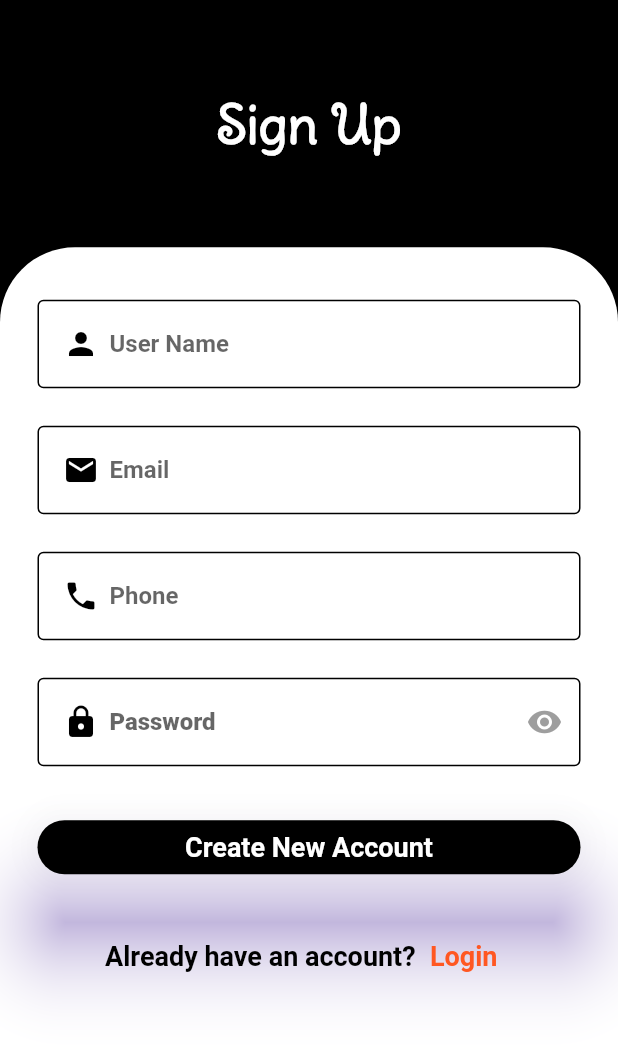
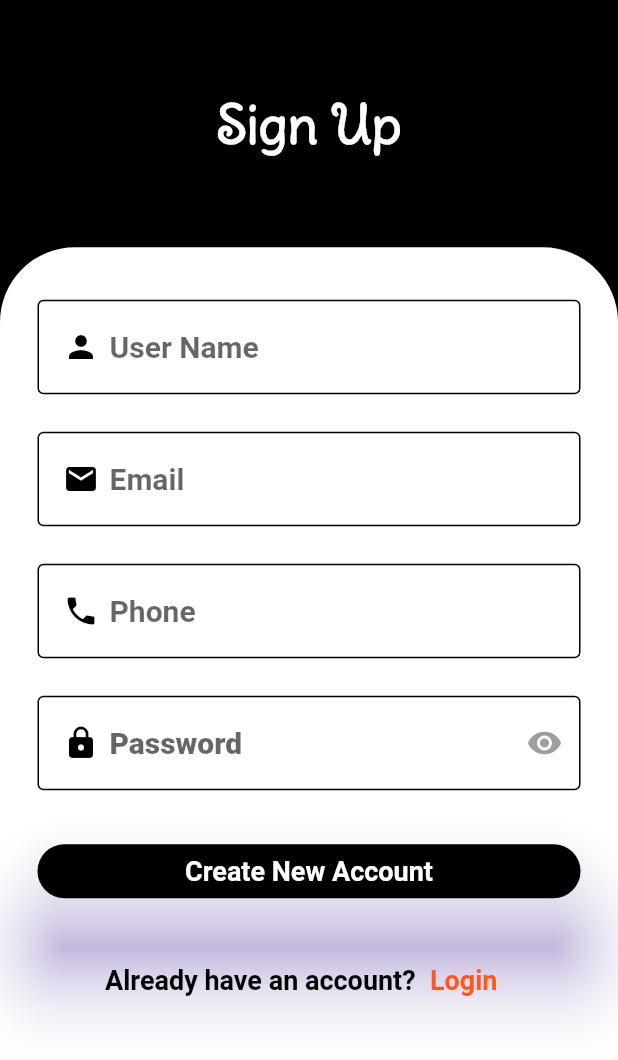
Before and after one commit to Sarwar-95/Khabar-Bilash-Food_Delivery, a Flutter app: the screen it shows after launch, after a tap on "Log In", after a tap on "Sign up", on a phone screen of 412 x 824 dp. Shown: the top 1060 px of the screen. Run offline on Flutter 3.47's test engine with Material 2 defaults, Android fonts, the phone set to English and light mode, and no system bars; our stand-ins replace badges, cloud_firestore, email_validator, firebase_auth, firebase_core, font_awesome_flutter and 2 more; accounts and stored records are empty; network calls fail.

Commit message:
Latest Update

```diff
--- a/lib/views/login_screen/login_screen.dart
+++ b/lib/views/login_screen/login_screen.dart
@@ -119,6 +119,7 @@ class _SignInState extends State<SignIn> {
                               controller: _emailController,
                               style: TextStyle(
                                   color: Colors.black,
+                                  fontSize: 20,
                                   fontWeight: FontWeight.w700),
                               decoration: InputDecoration(
                                 enabledBorder: OutlineInputBorder(
@@ -155,6 +156,7 @@ class _SignInState extends State<SignIn> {
                               obscureText: !this._showPassword, // for password
                               style: TextStyle(
                                   color: Colors.black,
+                                  fontSize: 20,
                                   fontWeight: FontWeight.w800),
                               decoration: InputDecoration(
                                 enabledBorder: OutlineInputBorder(
@@ -206,7 +208,7 @@ class _SignInState extends State<SignIn> {
                                   }));
                                 },
                                 child: Text(
-                                  "Forget Password?",
+                                  "Forgot Password?",
                                   style: TextStyle(
                                       fontWeight: FontWeight.bold,
                                       fontSize: 18,
@@ -235,15 +237,16 @@ class _SignInState extends State<SignIn> {
                                         .signInWithEmailAndPassword(
                                             email: _emailController.text.trim(),
                                             password:
-                                                _passController.text.trim()).then((value) => foodDelivery());
-                                  // Navigator.push(
-                                  //     context,
-                                  //     MaterialPageRoute(
-                                  //         builder: (context) => foodDelivery()));
-                                  }
+                                                _passController.text.trim())
+                                        .then((value) {
+                                       Navigator.push(
+                                         context,
+                                         MaterialPageRoute(
+                                             builder: (context) =>
+                                                 foodDelivery()));
+                                    });
 
-                                  on FirebaseAuthException catch (e) {
-
+                                  } on FirebaseAuthException catch (e) {
                                     if (e.code == 'user-not-found') {
                                       ScaffoldMessenger.of(context)
                                           .showSnackBar(SnackBar(
@@ -345,7 +348,10 @@ class _SignInState extends State<SignIn> {
                                         FontAwesomeIcons.google,
                                         color: Color.fromARGB(255, 213, 78, 68),
                                       ),
-                                      Text("  Sign Up with Google")
+                                      Text("  Sign Up with Google",
+                                      style: TextStyle(
+                                        fontSize: 16
+                                      ),)
                                     ],
                                   )),
                             )
--- a/lib/views/signup_screen/signup_screen.dart
+++ b/lib/views/signup_screen/signup_screen.dart
@@ -109,7 +109,9 @@ class _SignUpState extends State<SignUp> {
                         TextFormField(
                           controller: _userNameController,
                           style: TextStyle(
-                              color: Colors.black, fontWeight: FontWeight.w700),
+                              color: Colors.black,
+                              fontSize: 20,
+                              fontWeight: FontWeight.w700),
                           decoration: InputDecoration(
                             enabledBorder: OutlineInputBorder(
                               borderSide: BorderSide(color: Colors.black),
@@ -143,7 +145,9 @@ class _SignUpState extends State<SignUp> {
                                   ? "Enter a valid email"
                                   : null,
                           style: TextStyle(
-                              color: Colors.black, fontWeight: FontWeight.w700),
+                              color: Colors.black,
+                              fontSize: 20,
+                              fontWeight: FontWeight.w700),
                           decoration: InputDecoration(
                             enabledBorder: OutlineInputBorder(
                               borderSide: BorderSide(color: Colors.black),
@@ -171,7 +175,9 @@ class _SignUpState extends State<SignUp> {
                         TextFormField(
                           controller: _userPhoneController,
                           style: TextStyle(
-                              color: Colors.black, fontWeight: FontWeight.w700),
+                              color: Colors.black,
+                              fontSize: 20,
+                              fontWeight: FontWeight.w700),
                           decoration: InputDecoration(
                             enabledBorder: OutlineInputBorder(
                               borderSide: BorderSide(color: Colors.black),
@@ -207,7 +213,9 @@ class _SignUpState extends State<SignUp> {
                           obscureText: !this._showPassword, // for password
 
                           style: TextStyle(
-                              color: Colors.black, fontWeight: FontWeight.w800),
+                              color: Colors.black,
+                              fontSize: 20,
+                              fontWeight: FontWeight.w800),
                           decoration: InputDecoration(
                             enabledBorder: OutlineInputBorder(
                               borderSide: BorderSide(color: Colors.black),
--- a/lib/views/splash_screen/splash_screen.dart
+++ b/lib/views/splash_screen/splash_screen.dart
@@ -83,7 +83,8 @@ class _SplashScreenState extends State<SplashScreen> {
                 style: TextStyle(
                     fontSize: 25,
                     letterSpacing: 7,
-                    fontWeight: FontWeight.w800,
+                    fontFamily: 'DeliusSwashCaps',
+                    fontWeight: FontWeight.w700,
                     color: Colors.white),
               ),
 
--- a/pubspec.yaml
+++ b/pubspec.yaml
@@ -49,6 +49,7 @@ dependencies:
   firebase_database: ^10.0.10
   firebase_storage: ^11.0.11
   email_validator: ^2.1.17
+
 
 
 
```
Also changed, not shown: lib/views/forget_password/forget_password.dart (+10 -15 lines), lib/views/onboarding_screen/onboarding_screen.dart (added, +11 -0 lines).
